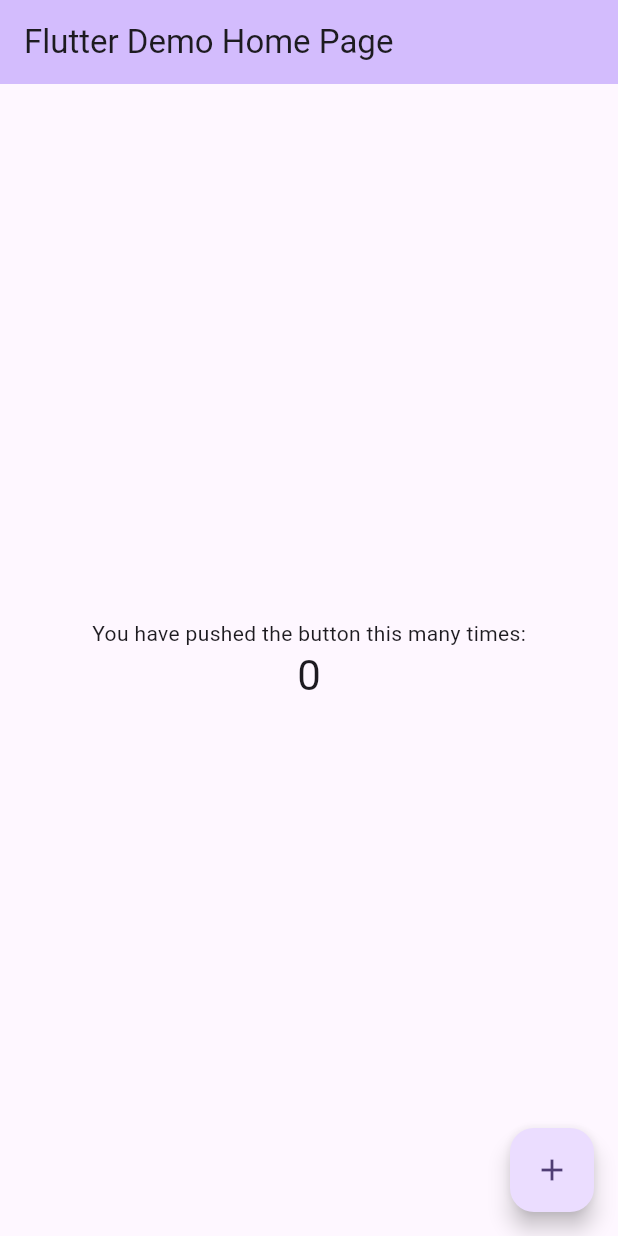
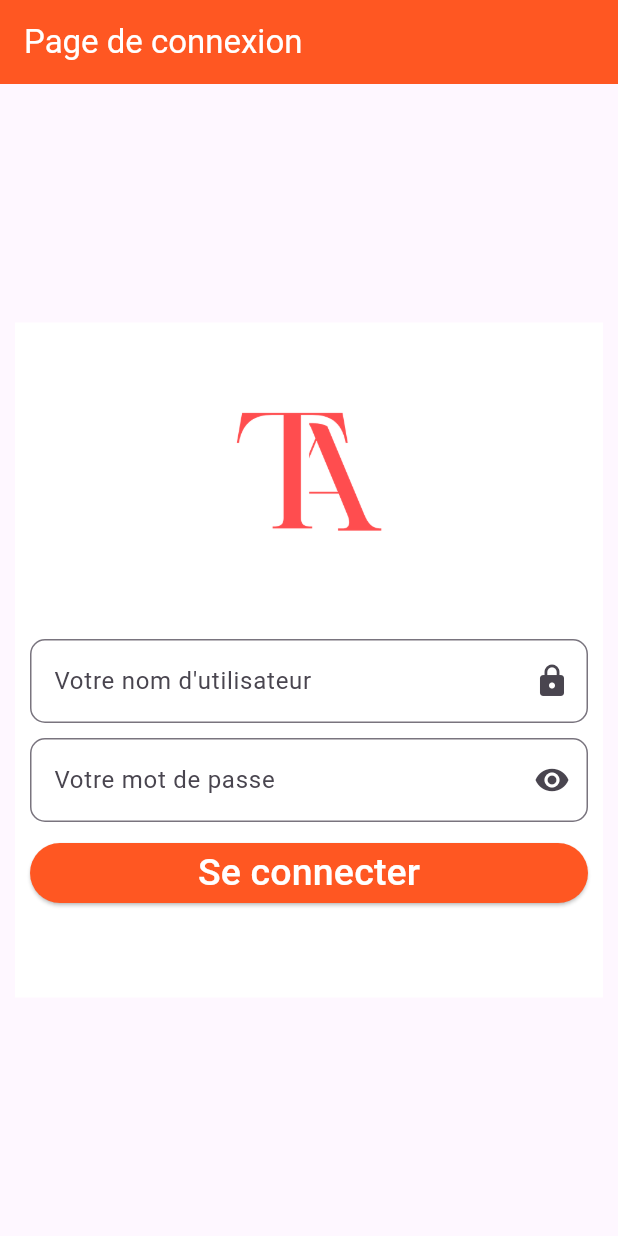
Before and after one commit to TerraAdama/Mobile-Flutter-Chatbot-with-Gemini, a Flutter app: the screen it shows after launch, on a phone screen of 412 x 824 dp. Run offline on Flutter 3.47's test engine with Material 3 defaults, Android fonts, the phone set to English and light mode, and no system bars.

```diff
--- a/lib/main.dart
+++ b/lib/main.dart
@@ -1,125 +1,27 @@
+import 'package:chatbot/pages/chatbot.dart';
+import 'package:chatbot/pages/login.dart';
+import 'package:flutter/cupertino.dart';
 import 'package:flutter/material.dart';
 
-void main() {
-  runApp(const MyApp());
+void main(){
+  runApp(MyApp());
 }
 
-class MyApp extends StatelessWidget {
+class MyApp extends StatelessWidget{
+
   const MyApp({super.key});
-
-  // This widget is the root of your application.
-  @override
-  Widget build(BuildContext context) {
-    return MaterialApp(
-      title: 'Flutter Demo',
-      theme: ThemeData(
-        // This is the theme of your application.
-        //
-        // TRY THIS: Try running your application with "flutter run". You'll see
-        // the application has a purple toolbar. Then, without quitting the app,
-        // try changing the seedColor in the colorScheme below to Colors.green
-        // and then invoke "hot reload" (save your changes or press the "hot
-        // reload" button in a Flutter-supported IDE, or press "r" if you used
-        // the command line to start the app).
-        //
-        // Notice that the counter didn't reset back to zero; the application
-        // state is not lost during the reload. To reset the state, use hot
-        // restart instead.
-        //
-        // This works for code too, not just values: Most code changes can be
-        // tested with just a hot reload.
-        colorScheme: ColorScheme.fromSeed(seedColor: Colors.deepPurple),
-        useMaterial3: true,
-      ),
-      home: const MyHomePage(title: 'Flutter Demo Home Page'),
-    );
-  }
-}
-
-class MyHomePage extends StatefulWidget {
-  const MyHomePage({super.key, required this.title});
-
-  // This widget is the home page of your application. It is stateful, meaning
-  // that it has a State object (defined below) that contains fields that affect
-  // how it looks.
-
-  // This class is the configuration for the state. It holds the values (in this
-  // case the title) provided by the parent (in this case the App widget) and
-  // used by the build method of the State. Fields in a Widget subclass are
-  // always marked "final".
-
-  final String title;
-
-  @override
-  State<MyHomePage> createState() => _MyHomePageState();
-}
-
-class _MyHomePageState extends State<MyHomePage> {
-  int _counter = 0;
-
-  void _incrementCounter() {
-    setState(() {
-      // This call to setState tells the Flutter framework that something has
-      // changed in this State, which causes it to rerun the build method below
-      // so that the display can reflect the updated values. If we changed
-      // _counter without calling setState(), then the build method would not be
-      // called again, and so nothing would appear to happen.
-      _counter++;
-    });
-  }
 
   @override
   Widget build(BuildContext context) {
-    // This method is rerun every time setState is called, for instance as done
-    // by the _incrementCounter method above.
-    //
-    // The Flutter framework has been optimized to make rerunning build methods
-    // fast, so that you can just rebuild anything that needs updating rather
-    // than having to individually change instances of widgets.
-    return Scaffold(
-      appBar: AppBar(
-        // TRY THIS: Try changing the color here to a specific color (to
-        // Colors.amber, perhaps?) and trigger a hot reload to see the AppBar
-        // change color while the other colors stay the same.
-        backgroundColor: Theme.of(context).colorScheme.inversePrimary,
-        // Here we take the value from the MyHomePage object that was created by
-        // the App.build method, and use it to set our appbar title.
-        title: Text(widget.title),
-      ),
-      body: Center(
-        // Center is a layout widget. It takes a single child and positions it
-        // in the middle of the parent.
-        child: Column(
-          // Column is also a layout widget. It takes a list of children and
-          // arranges them vertically. By default, it sizes itself to fit its
-          // children horizontally, and tries to be as tall as its parent.
-          //
-          // Column has various properties to control how it sizes itself and
-          // how it positions its children. Here we use mainAxisAlignment to
-          // center the children vertically; the main axis here is the vertical
-          // axis because Columns are vertical (the cross axis would be
-          // horizontal).
-          //
-          // TRY THIS: Invoke "debug painting" (choose the "Toggle Debug Paint"
-          // action in the IDE, or press "p" in the console), to see the
-          // wireframe for each widget.
-          mainAxisAlignment: MainAxisAlignment.center,
-          children: <Widget>[
-            const Text(
-              'You have pushed the button this many times:',
-            ),
-            Text(
-              '$_counter',
-              style: Theme.of(context).textTheme.headlineMedium,
-            ),
-          ],
-        ),
-      ),
-      floatingActionButton: FloatingActionButton(
-        onPressed: _incrementCounter,
-        tooltip: 'Increment',
-        child: const Icon(Icons.add),
-      ), // This trailing comma makes auto-formatting nicer for build methods.
-    );
+   return MaterialApp(
+     debugShowCheckedModeBanner: false,
+     theme: ThemeData(
+       primaryColor: Colors.deepOrange
+     ),
+     routes: {
+       "/" : (context) => LoginPage(),
+       "/bot": (context) => ChatBotPage()
+     },
+   );
   }
 }
--- /dev/null
+++ b/lib/pages/login.dart
@@ -0,0 +1,86 @@
+import 'package:flutter/material.dart';
+
+class LoginPage extends StatelessWidget {
+  LoginPage({super.key});
+  TextEditingController usernameController = TextEditingController();
+  TextEditingController passwordController = TextEditingController();
+
+
+  @override
+  Widget build(BuildContext context) {
+    return Scaffold(
+      appBar: AppBar(
+        title: Text("Page de connexion", style: TextStyle(color: Theme.of(context).indicatorColor, fontSize: 22)),
+        backgroundColor: Theme.of(context).primaryColor,
+      ),
+      body: Column(
+        mainAxisAlignment: MainAxisAlignment.center,
+        children: [
+          Container(
+            margin: EdgeInsets.all(10),
+            padding: EdgeInsets.all(10),
+            height: 450,
+            color: Colors.white,
+            child: Container(
+              color: Colors.white,
+              child: Column(
+                children: [
+                  Image(image: AssetImage("assets/images/logo.png"), width: 200,),
+                  SizedBox(height: 1),
+                  TextFormField(
+                    controller: usernameController,
+                    decoration: InputDecoration(
+                      hintText: "Votre nom d'utilisateur",
+                      suffixIcon: Icon(Icons.lock),
+                      border: OutlineInputBorder(
+                        borderRadius: BorderRadius.circular(10),
+                        borderSide: BorderSide(
+                          width: 1,
+                          color: Theme.of(context).primaryColor
+                        )
+                      )
+                    ),
+                  ),
+                  SizedBox(height: 10,),
+                  TextFormField(
+                    controller: passwordController,
+                    obscureText: true,
+                    decoration: InputDecoration(
+                        hintText: "Votre mot de passe",
+                        suffixIcon: Icon(Icons.visibility),
+                        border: OutlineInputBorder(
+                            borderRadius: BorderRadius.circular(10),
+                            borderSide: BorderSide(
+                                width: 1,
+                                color: Theme.of(context).primaryColor
+                            )
+                        )
+                    ),
+                  ),
+                  SizedBox(height: 10,),
+                  SizedBox(
+                    width: double.infinity,
+                    child: ElevatedButton(onPressed: (){
+                      String username = usernameController.text;
+                      String password = passwordController.text;
+                      if(username == "admin" && password == "12345"){
+                        Navigator.of(context).pop();
+                        Navigator.pushNamed(context, "/bot");
+                      }
+                    },
+                        style: ElevatedButton.styleFrom(
+                            backgroundColor: Theme.of(context).primaryColor
+                        ),
+                        child: Text("Se connecter", style: TextStyle(fontSize: 25, color: Theme.of(context).indicatorColor),)
+                    ),
+                  )
+
+                ],
+              ),
+            ),
+          )
+        ],
+      ),
+    );
+  }
+}
--- a/pubspec.yaml
+++ b/pubspec.yaml
@@ -35,6 +35,7 @@ dependencies:
   # The following adds the Cupertino Icons font to your application.
   # Use with the CupertinoIcons class for iOS style icons.
   cupertino_icons: ^1.0.6
+  http:
 
 dev_dependencies:
   flutter_test:
@@ -59,9 +60,8 @@ flutter:
   uses-material-design: true
 
   # To add assets to your application, add an assets section, like this:
-  # assets:
-  #   - images/a_dot_burr.jpeg
-  #   - images/a_dot_ham.jpeg
+  assets:
+      - assets/images/
 
   # An image asset can refer to one or more resolution-specific "variants", see
   # https://flutter.dev/assets-and-images/#resolution-aware
```
Also changed, not shown: lib/pages/chatbot.dart (added, +136 -0 lines), assets/images/logo.png (added), pubspec.lock, 4 other files.
